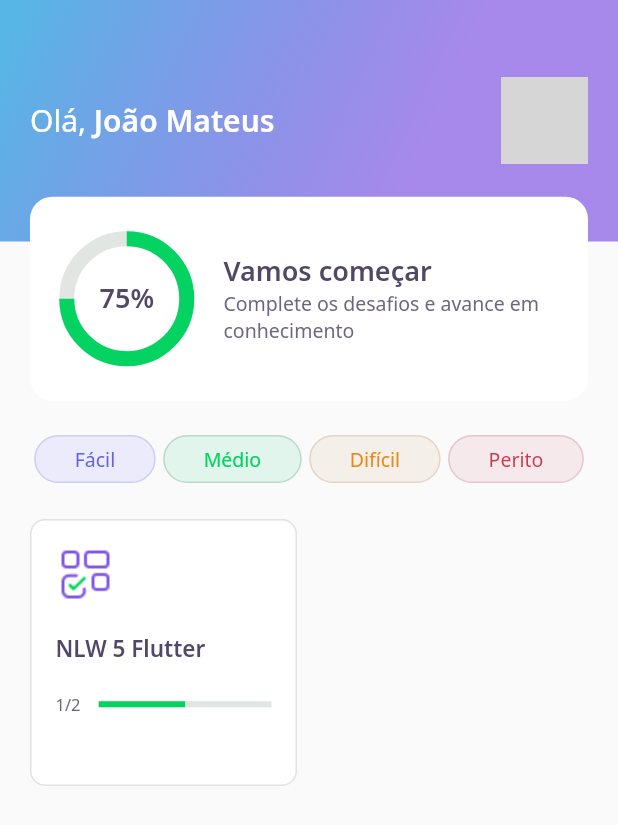
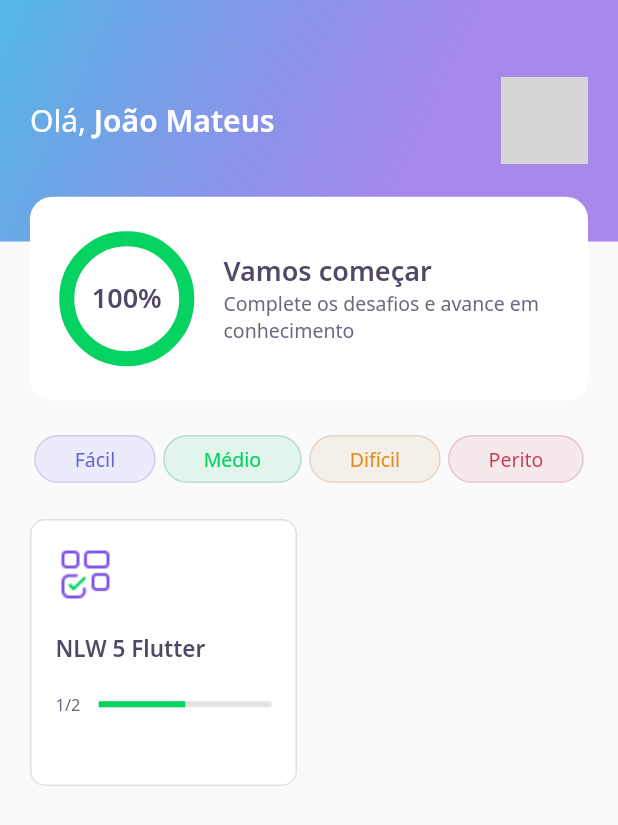
Before and after one commit to Jhonmt-cpu/dev_quiz, a Flutter app: the screen it shows after launch, on a phone screen of 412 x 824 dp. Shown: the top 825 px of the screen. Run offline on Flutter 3.47's test engine with Material 2 defaults, Android fonts, the phone set to English and light mode, and no system bars; our stand-ins replace google_fonts, share_plus; missing offline and left inert: dart:ffi; accounts and stored records are empty; network calls fail; grey boxes are pictures that could not be loaded.

```diff
--- a/lib/challenge/challenge_controller.dart
+++ b/lib/challenge/challenge_controller.dart
@@ -5,4 +5,6 @@ class ChallengeController {
   final currentPageNotifier = ValueNotifier<int>(1);
   int get currentPage => currentPageNotifier.value;
   set currentPage(int value) => currentPageNotifier.value = value;
+
+  int qtdAnwserRight = 0;
 }
--- a/lib/challenge/widgets/awser/awser_widget.dart
+++ b/lib/challenge/widgets/awser/awser_widget.dart
@@ -6,7 +6,7 @@ class AwnserWidget extends StatelessWidget {
   final AwnserModel awnser;
   final bool isSelected;
   final bool disabled;
-  final VoidCallback onTap;
+  final ValueChanged<bool> onTap;
 
   const AwnserWidget({
     Key? key,
@@ -40,7 +40,9 @@ class AwnserWidget extends StatelessWidget {
       child: IgnorePointer(
         ignoring: disabled,
         child: GestureDetector(
-          onTap: onTap,
+          onTap: () {
+            onTap(awnser.isRight);
+          },
           child: Container(
             padding: EdgeInsets.all(16),
             decoration: BoxDecoration(
--- a/lib/core/app_colors.dart
+++ b/lib/core/app_colors.dart
@@ -2,6 +2,7 @@ import 'package:flutter/material.dart';
 
 class AppColors {
   static final Color purple = Color(0xFF8257E5);
+  static final Color lightPurple = Color(0xFFC0ABF2);
   static final Color white = Color(0xFFFFFFFF);
   static final Color black = Color(0xFF514766);
   static final Color grey = Color(0xFF6E6680);
--- a/lib/core/app_widget.dart
+++ b/lib/core/app_widget.dart
@@ -1,5 +1,4 @@
-import 'package:dev_quiz/challenge/challenge_page.dart';
-import 'package:dev_quiz/home/home_page.dart';
+import 'package:dev_quiz/splash/splash_page.dart';
 import 'package:flutter/material.dart';
 
 class AppWidget extends StatelessWidget {
@@ -7,7 +6,7 @@ class AppWidget extends StatelessWidget {
   Widget build(BuildContext context) {
     return MaterialApp(
       title: "DevQuiz",
-      home: HomePage(),
+      home: SplashPage(),
     );
   }
 }
--- a/lib/home/home_page.dart
+++ b/lib/home/home_page.dart
@@ -83,6 +83,7 @@ class _HomePageState extends State<HomePage> {
                               context,
                               MaterialPageRoute(
                                 builder: (context) => ChallengePage(
+                                  title: e.title,
                                   questions: e.questions,
                                 ),
                               ),
--- a/lib/home/widgets/app_bar/app_bar_widget.dart
+++ b/lib/home/widgets/app_bar/app_bar_widget.dart
@@ -50,7 +50,9 @@ class AppBarWidget extends PreferredSize {
                 ),
                 Align(
                   alignment: Alignment(0.0, 1.3),
-                  child: ScoreCardWidget(),
+                  child: ScoreCardWidget(
+                    percent: user.score / 100,
+                  ),
                 ),
               ],
             ),
--- a/lib/home/widgets/chart/chart_widget.dart
+++ b/lib/home/widgets/chart/chart_widget.dart
@@ -1,14 +1,41 @@
 import 'package:dev_quiz/core/core.dart';
 import 'package:flutter/material.dart';
 
-class ChartWidget extends StatelessWidget {
-  const ChartWidget({Key? key}) : super(key: key);
+class ChartWidget extends StatefulWidget {
+  final double percent;
+  const ChartWidget({Key? key, required this.percent}) : super(key: key);
+
+  @override
+  _ChartWidgetState createState() => _ChartWidgetState();
+}
+
+class _ChartWidgetState extends State<ChartWidget>
+    with SingleTickerProviderStateMixin {
+  late AnimationController _controller;
+  late Animation<double> _animation;
+
+  void _initAnimation() {
+    _controller =
+        AnimationController(vsync: this, duration: Duration(seconds: 3));
+    _animation =
+        Tween<double>(begin: 0.0, end: widget.percent).animate(_controller);
+    _controller.forward();
+  }
+
+  @override
+  void initState() {
+    _initAnimation();
+    super.initState();
+  }
+
   @override
   Widget build(BuildContext context) {
     return Container(
       height: 80,
       width: 80,
-      child: Stack(
+      child: AnimatedBuilder(
+        animation: _animation,
+        builder: (context, _) => Stack(
           children: [
             Center(
               child: Container(
@@ -16,7 +43,7 @@ class ChartWidget extends StatelessWidget {
                 width: 80,
                 child: CircularProgressIndicator(
                   strokeWidth: 10,
-                value: .75,
+                  value: _animation.value,
                   backgroundColor: AppColors.chartSecondary,
                   valueColor: AlwaysStoppedAnimation<Color>(
                     AppColors.chartPrimary,
@@ -26,12 +53,13 @@ class ChartWidget extends StatelessWidget {
             ),
             Center(
               child: Text(
-              "75%",
+                "${(_animation.value * 100).toInt()}%",
                 style: AppTextStyles.heading,
               ),
             ),
           ],
         ),
+      ),
     );
   }
 }
--- a/lib/home/widgets/score_card/score_card_widget.dart
+++ b/lib/home/widgets/score_card/score_card_widget.dart
@@ -3,7 +3,8 @@ import 'package:dev_quiz/home/widgets/chart/chart_widget.dart';
 import 'package:flutter/material.dart';
 
 class ScoreCardWidget extends StatelessWidget {
-  const ScoreCardWidget({Key? key}) : super(key: key);
+  final double percent;
+  const ScoreCardWidget({Key? key, required this.percent}) : super(key: key);
   @override
   Widget build(BuildContext context) {
     return Padding(
@@ -21,7 +22,9 @@ class ScoreCardWidget extends StatelessWidget {
             children: [
               Expanded(
                 flex: 1,
-                child: ChartWidget(),
+                child: ChartWidget(
+                  percent: percent,
+                ),
               ),
               Expanded(
                 flex: 3,
--- a/pubspec.yaml
+++ b/pubspec.yaml
@@ -10,6 +10,7 @@ dependencies:
     sdk: flutter
   cupertino_icons: ^1.0.2
   google_fonts: ^2.0.0
+  share_plus: ^2.0.1
 
 dev_dependencies:
   flutter_test:
```
Also changed, not shown: lib/challenge/challenge_page.dart (+21 -2 lines), lib/challenge/widgets/next_button/next_button_widget.dart (+17 -0 lines), lib/challenge/widgets/quiz/quiz_widget.dart (+4 -4 lines), lib/result/result_page.dart (added, +97 -0 lines), lib/splash/splash_page.dart (+9 -0 lines), assets/images/trophy.png, pubspec.lock, 1 other file. Lines whose indentation alone changed are shown as unchanged.
